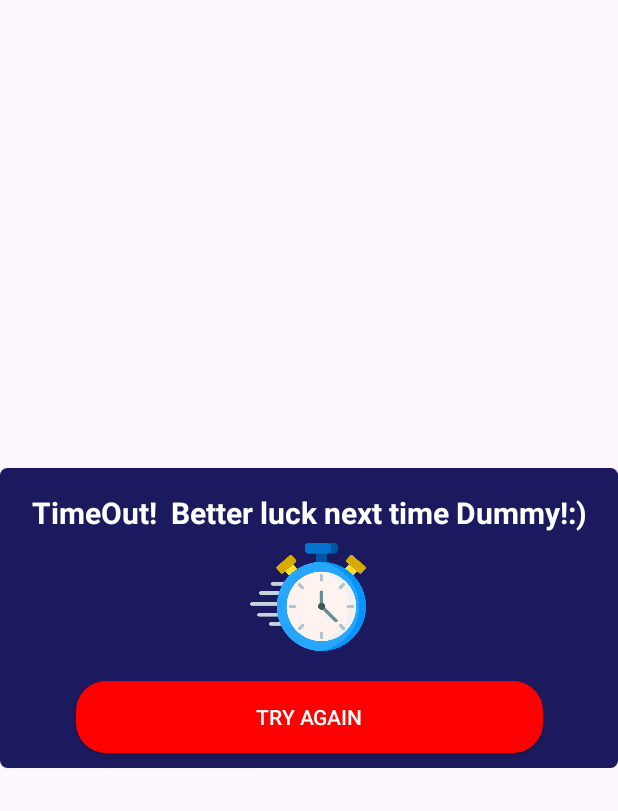
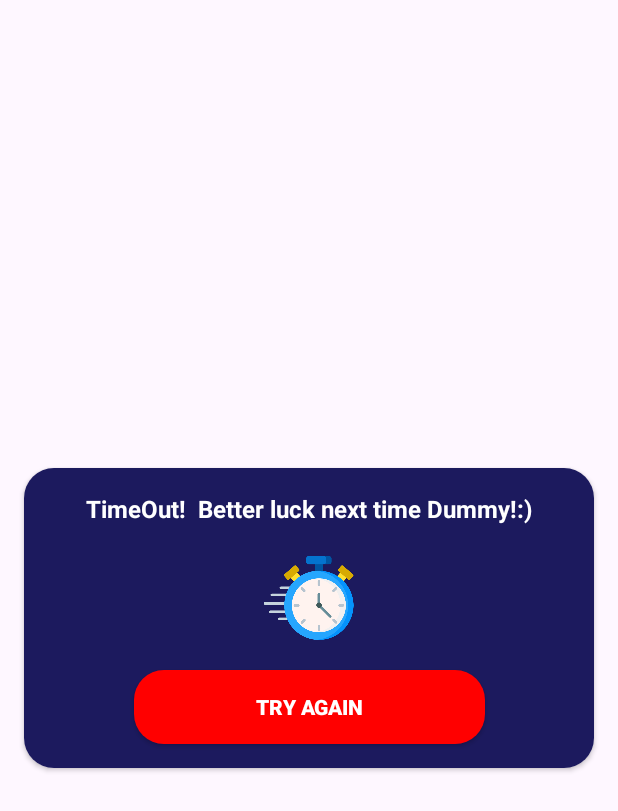
Before and after one commit to Logan-Smarsty/Query-Theory, an Android app: the layout out_of_time_screen.xml on its own in the app's theme, with its tools: preview values and no code run, on a phone screen of 412 x 824 dp. Shown: the top 811 px of the screen. Run offline under Robolectric (Android 15) with nearby library versions, the phone set to English and light mode, and no system bars.

Commit message:
Adjusted timer design.

```diff
--- a/app/src/main/java/com/example/iron_deers_query_theory/Activities/ScienceQuestion.java
+++ b/app/src/main/java/com/example/iron_deers_query_theory/Activities/ScienceQuestion.java
@@ -97,6 +97,7 @@ public class ScienceQuestion extends AppCompatActivity
             {
                 timer.cancel();
             }
+            assert timer != null;
             timer.start();
 
             binding.NextBtn.setEnabled(false);
@@ -136,13 +137,11 @@ public class ScienceQuestion extends AppCompatActivity
                 dialog.getWindow().addFlags(WindowManager.LayoutParams.FLAG_BLUR_BEHIND);
                 dialog.setCancelable(false);
                 dialog.setContentView(R.layout.out_of_time_screen);
-                dialog.findViewById(R.id.Try_again_btn).setOnClickListener(new View.OnClickListener() {
-                    @Override
-                    public void onClick(View v) {
-                        Intent intent = new Intent(ScienceQuestion.this, CategoryFragment.class);
-                        startActivity(intent);
-                        finish();
-                    }
+                dialog.findViewById(R.id.Try_again_btn).setOnClickListener(v ->
+                {
+                    Intent intent = new Intent(ScienceQuestion.this, CategoryFragment.class);
+                    startActivity(intent);
+                    finish();
                 });
 
                 dialog.show();
@@ -248,7 +247,7 @@ public class ScienceQuestion extends AppCompatActivity
         {
             selectedOption.setBackgroundResource(R.drawable.back_color_red);
 
-            Button correctOption = (Button) binding.OptionContainer.findViewWithTag(list.get(position).getCorrectAnswer());
+            Button correctOption = binding.OptionContainer.findViewWithTag(list.get(position).getCorrectAnswer());
             correctOption.setBackgroundResource(R.drawable.back_color_green);
         }
     }
--- a/app/src/main/res/layout/out_of_time_screen.xml
+++ b/app/src/main/res/layout/out_of_time_screen.xml
@@ -9,8 +9,12 @@
     <androidx.cardview.widget.CardView
         android:layout_width="match_parent"
         android:layout_height="200dp"
+        android:layout_marginStart="16dp"
+        android:layout_marginTop="16dp"
+        android:layout_marginEnd="16dp"
+        android:layout_marginBottom="16dp"
         android:foregroundGravity="center"
-        app:cardCornerRadius="5dp"
+        app:cardCornerRadius="20dp"
         app:layout_constraintBottom_toBottomOf="parent"
         app:layout_constraintEnd_toEndOf="parent"
         app:layout_constraintStart_toStartOf="parent"
@@ -25,39 +29,43 @@
 
             <androidx.appcompat.widget.AppCompatButton
                 android:id="@+id/Try_again_btn"
-                android:layout_width="311dp"
-                android:layout_height="48dp"
-                android:layout_marginStart="8dp"
-                android:layout_marginEnd="8dp"
-                android:layout_marginBottom="10dp"
+                android:layout_width="234dp"
+                android:layout_height="49dp"
+                android:layout_marginStart="32dp"
+                android:layout_marginEnd="32dp"
+                android:layout_marginBottom="16dp"
                 android:background="@drawable/back_color_red"
                 android:text="Try Again"
                 android:textColor="@color/white"
+                android:textStyle="bold"
                 app:layout_constraintBottom_toBottomOf="parent"
                 app:layout_constraintEnd_toEndOf="parent"
                 app:layout_constraintStart_toStartOf="parent" />
 
             <ImageView
                 android:id="@+id/imageView3"
-                android:layout_width="88dp"
-                android:layout_height="77dp"
+                android:layout_width="66dp"
+                android:layout_height="60dp"
+                android:layout_marginTop="8dp"
+                android:layout_marginBottom="8dp"
                 app:layout_constraintBottom_toTopOf="@+id/Try_again_btn"
                 app:layout_constraintEnd_toEndOf="parent"
                 app:layout_constraintHorizontal_bias="0.498"
                 app:layout_constraintStart_toStartOf="parent"
                 app:layout_constraintTop_toBottomOf="@+id/textView3"
-                app:layout_constraintVertical_bias="0.176"
                 app:srcCompat="@drawable/stopwatch" />
 
             <TextView
                 android:id="@+id/textView3"
                 android:layout_width="wrap_content"
                 android:layout_height="wrap_content"
+                android:layout_marginStart="8dp"
                 android:layout_marginTop="16dp"
+                android:layout_marginEnd="8dp"
                 android:gravity="center"
                 android:text="TimeOut!  Better luck next time Dummy!:)"
                 android:textColor="@color/white"
-                android:textSize="20sp"
+                android:textSize="16sp"
                 android:textStyle="bold"
                 app:layout_constraintEnd_toEndOf="parent"
                 app:layout_constraintStart_toStartOf="parent"
```
